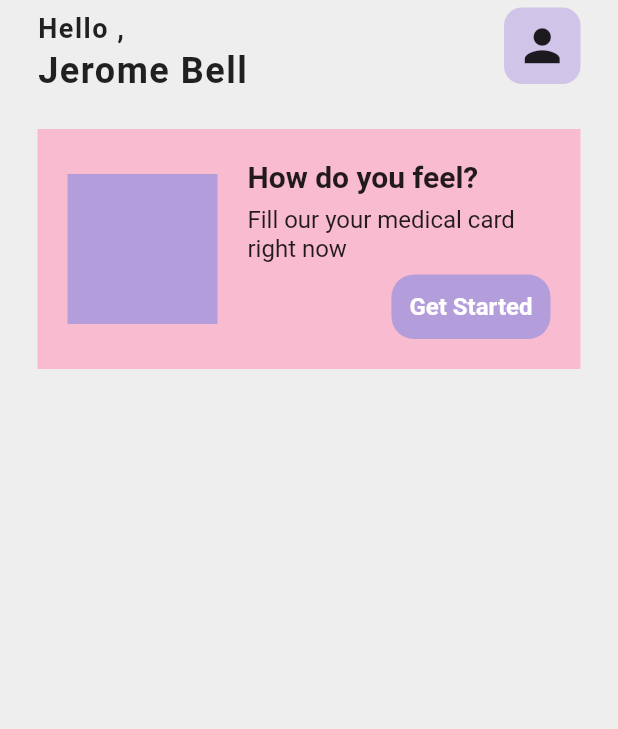
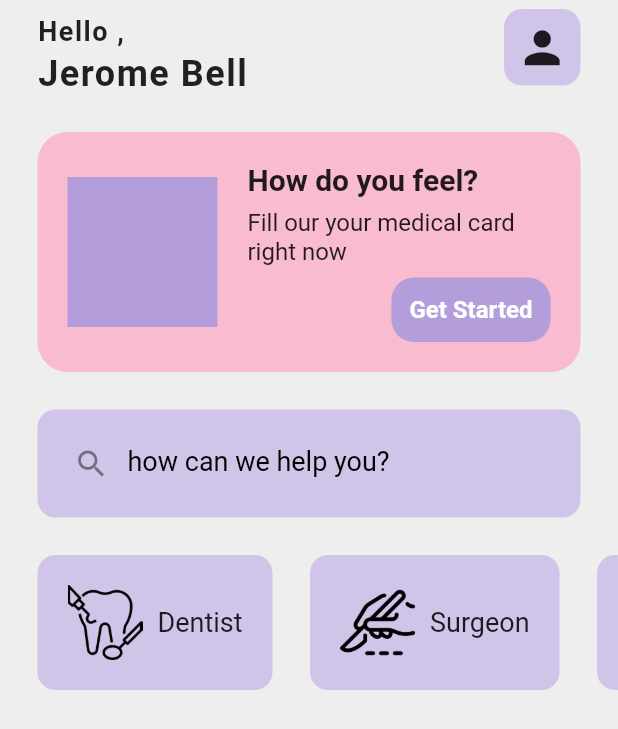
Before and after one commit to kfkayum/medical_ui_apk, a Flutter app: the screen it shows after launch, on a phone screen of 412 x 824 dp. Shown: the top 729 px of the screen. Run offline on Flutter 3.47's test engine with Material 2 defaults, Android fonts, the light colour scheme and no system bars.

Commit message:
add new catagory

```diff
--- a/lib/main.dart
+++ b/lib/main.dart
@@ -14,6 +14,7 @@ class MyApp extends StatelessWidget {
   Widget build(BuildContext context) {
     return MaterialApp(
       debugShowCheckedModeBanner: false,
+      theme: ThemeData(primarySwatch: Colors.deepPurple),
       home: HomePage(),
     );
   }
--- a/lib/pages/home_page.dart
+++ b/lib/pages/home_page.dart
@@ -1,6 +1,9 @@
 // ignore_for_file: prefer_const_literals_to_create_immutables
 
+import 'dart:ui';
+
 import 'package:flutter/material.dart';
+import 'package:medical_ui_apk/util/catagory_card.dart';
 
 class HomePage extends StatefulWidget {
   const HomePage({Key? key}) : super(key: key);
@@ -28,7 +31,7 @@ class _HomePageState extends State<HomePage> {
                     crossAxisAlignment: CrossAxisAlignment.start,
                     children: [
                       const SizedBox(
-                        height: 8,
+                        height: 10,
                       ),
                       const Text(
                         "Hello ,",
@@ -66,7 +69,9 @@ class _HomePageState extends State<HomePage> {
               ),
             ),
 
-            SizedBox(
+            // free size
+
+            const SizedBox(
               height: 25,
             ),
 
@@ -78,6 +83,7 @@ class _HomePageState extends State<HomePage> {
                 padding: EdgeInsets.all(20),
                 decoration: BoxDecoration(
                   color: Colors.pink[100],
+                  borderRadius: BorderRadius.circular(20),
                 ),
                 child: Row(
                   children: [
@@ -143,9 +149,67 @@ class _HomePageState extends State<HomePage> {
               ),
             ),
 
+            // free size
+
+            const SizedBox(
+              height: 25,
+            ),
+
             //search bar
 
+            Padding(
+              padding: const EdgeInsets.symmetric(horizontal: 25),
+              child: Container(
+                decoration: BoxDecoration(
+                  color: Colors.deepPurple[100],
+                  borderRadius: BorderRadius.circular(12),
+                ),
+                child: const Padding(
+                  padding: EdgeInsets.all(12.0),
+                  child: TextField(
+                    decoration: InputDecoration(
+                      border: InputBorder.none,
+                      prefixIcon: Icon(Icons.search),
+                      hintText: "how can we help you?",
+                      hintStyle: TextStyle(color: Colors.black, fontSize: 18),
+                    ),
+                  ),
+                ),
+              ),
+            ),
+
+            // free size
+
+            const SizedBox(
+              height: 25,
+            ),
+
             //catagory list-> Dentist,Surgeon etc...
+
+            Container(
+              height: 90,
+              child: ListView(
+                scrollDirection: Axis.horizontal,
+                children: [
+                  CatagoryCard(
+                    iconPath: 'lib/icons/1.png',
+                    catagoryname: 'Dentist',
+                  ),
+                  CatagoryCard(
+                    iconPath: 'lib/icons/2.png',
+                    catagoryname: 'Surgeon',
+                  ),
+                  CatagoryCard(
+                    iconPath: 'lib/icons/3.png',
+                    catagoryname: 'Pharmacist',
+                  ),
+                  CatagoryCard(
+                    iconPath: 'lib/icons/4.png',
+                    catagoryname: 'Medicine',
+                  ),
+                ],
+              ),
+            ),
 
             //doctor list
           ],
--- /dev/null
+++ b/lib/util/catagory_card.dart
@@ -0,0 +1,37 @@
+import 'dart:ui';
+
+import 'package:flutter/material.dart';
+
+class CatagoryCard extends StatelessWidget {
+  final iconPath;
+  final String catagoryname;
+
+  CatagoryCard({required this.iconPath, required this.catagoryname});
+
+  @override
+  Widget build(BuildContext context) {
+    return Padding(
+      padding: const EdgeInsets.only(left: 25),
+      child: Container(
+        decoration: BoxDecoration(
+          color: Colors.deepPurple[100],
+          borderRadius: BorderRadius.circular(12),
+        ),
+        padding: EdgeInsets.all(20),
+        child: Row(
+          children: [
+            Image.asset(
+              iconPath,
+              height: 50,
+            ),
+            const SizedBox(width: 10),
+            Text(
+              catagoryname,
+              style: TextStyle(fontSize: 18),
+            ),
+          ],
+        ),
+      ),
+    );
+  }
+}
```
